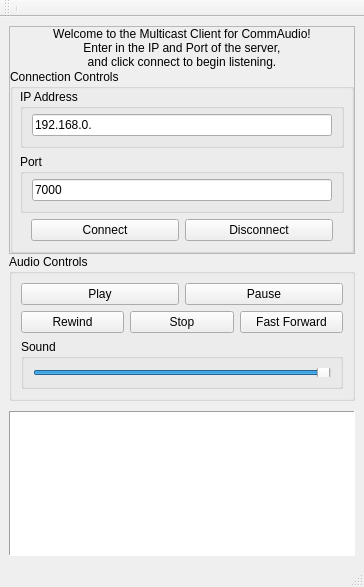
Old version of the form UI/multiclient.ui in the repository JaegarSarauer/CommAudio.
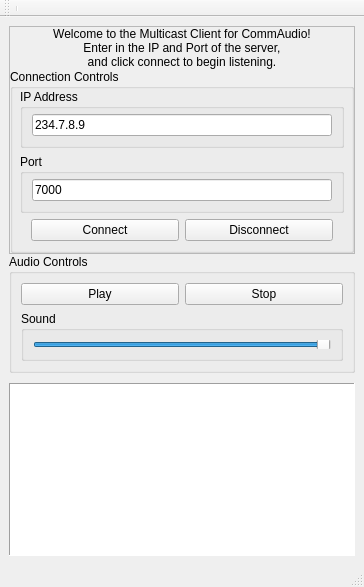
New version of the form.

```diff
--- a/UI/multiclient.ui
+++ b/UI/multiclient.ui
@@ -129,7 +129,7 @@
                    <item>
                     <widget class="QLineEdit" name="lineIPAddress">
                      <property name="text">
-                      <string>192.168.0.</string>
+                      <string>234.7.8.9</string>
                      </property>
                     </widget>
                    </item>
@@ -210,31 +210,6 @@
               <layout class="QVBoxLayout" name="verticalLayout_5">
                <item>
                 <layout class="QGridLayout" name="gridLayout_2">
-                 <item row="1" column="0">
-                  <layout class="QHBoxLayout" name="horizontalLayout_4">
-                   <item>
-                    <widget class="QPushButton" name="buttonRewindAudio">
-                     <property name="text">
-                      <string>Rewind</string>
-                     </property>
-                    </widget>
-                   </item>
-                   <item>
-                    <widget class="QPushButton" name="buttonStopAudio">
-                     <property name="text">
-                      <string>Stop</string>
-                     </property>
-                    </widget>
-                   </item>
-                   <item>
-                    <widget class="QPushButton" name="buttonForwardAudio">
-                     <property name="text">
-                      <string>Fast Forward</string>
-                     </property>
-                    </widget>
-                   </item>
-                  </layout>
-                 </item>
                  <item row="0" column="0">
                   <layout class="QHBoxLayout" name="horizontalLayout_2">
                    <item>
@@ -245,9 +220,9 @@
                     </widget>
                    </item>
                    <item>
-                    <widget class="QPushButton" name="buttonPauseAudio">
+                    <widget class="QPushButton" name="buttonStopAudio">
                      <property name="text">
-                      <string>Pause</string>
+                      <string>Stop</string>
                      </property>
                     </widget>
                    </item>
```
Left out of the diff: 2 changed lines with no effect on the pictures.
